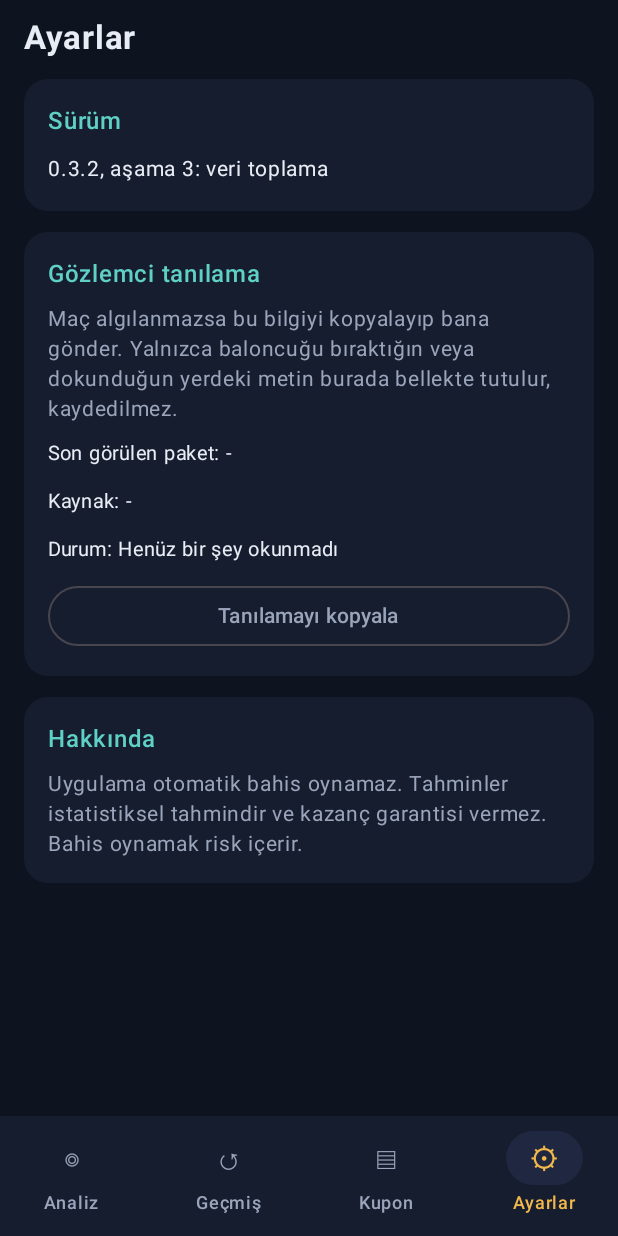
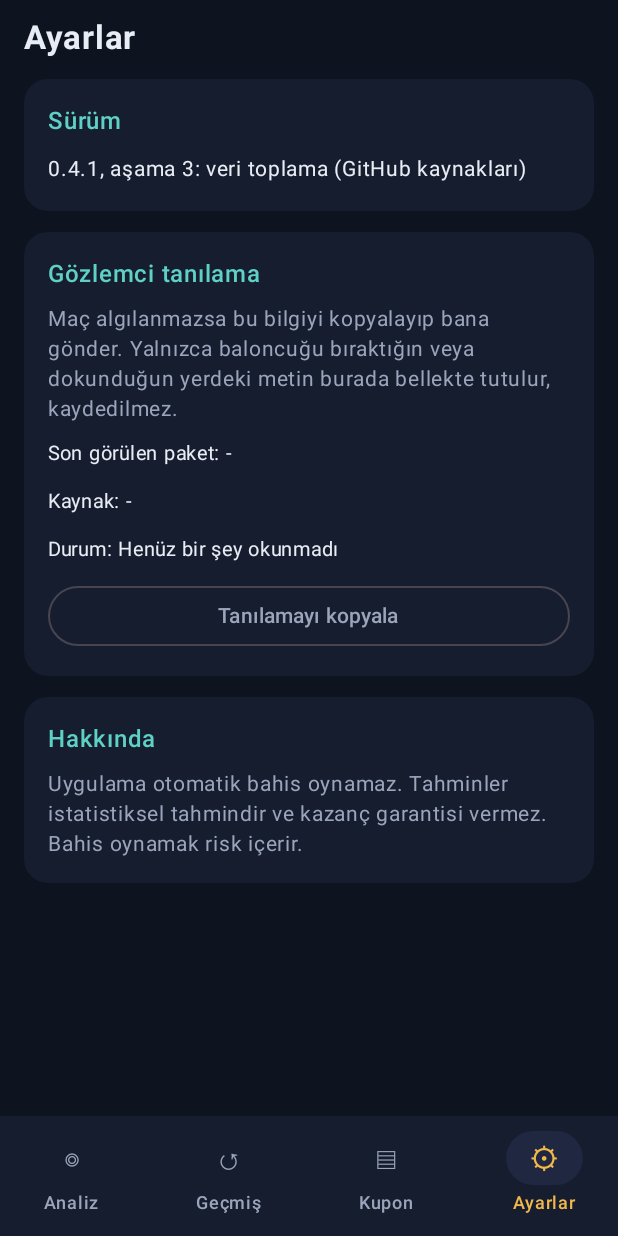
Before and after one commit to mhmtal04/BettingEye, an Android app built with Jetpack Compose: the screen it shows after launch (MainActivity), item 4 of the bottom bar chosen, on a phone screen of 412 x 824 dp. Run offline under Robolectric (Android 15) with nearby library versions, the phone set to English and light mode, and no system bars.

Commit message:
Add files via upload

```diff
--- a/app/src/main/java/com/aibettingeye/ui/Screens.kt
+++ b/app/src/main/java/com/aibettingeye/ui/Screens.kt
@@ -491,7 +491,7 @@ private fun SettingsTab() {
     Heading("Ayarlar")
     Panel {
         Label("Sürüm")
-        Text("0.3.2, aşama 3: veri toplama", color = Palette.Text, fontSize = 14.sp)
+        Text("0.4.1, aşama 3: veri toplama (GitHub kaynakları)", color = Palette.Text, fontSize = 14.sp)
     }
     Panel {
         Label("Gözlemci tanılama")
```
